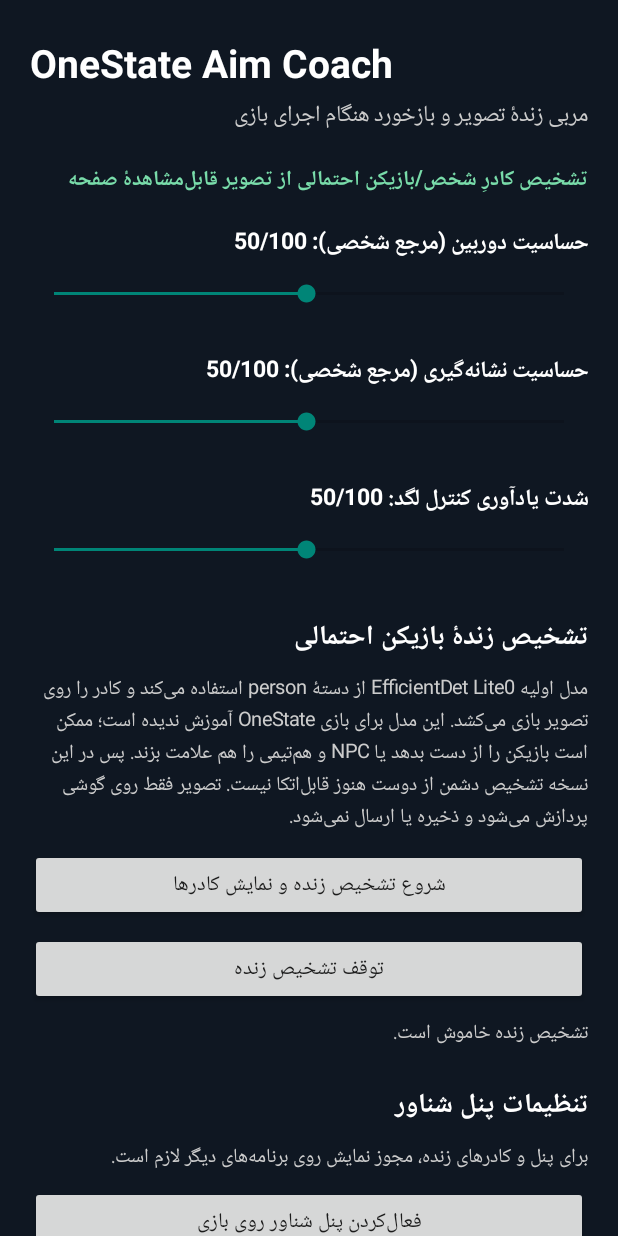
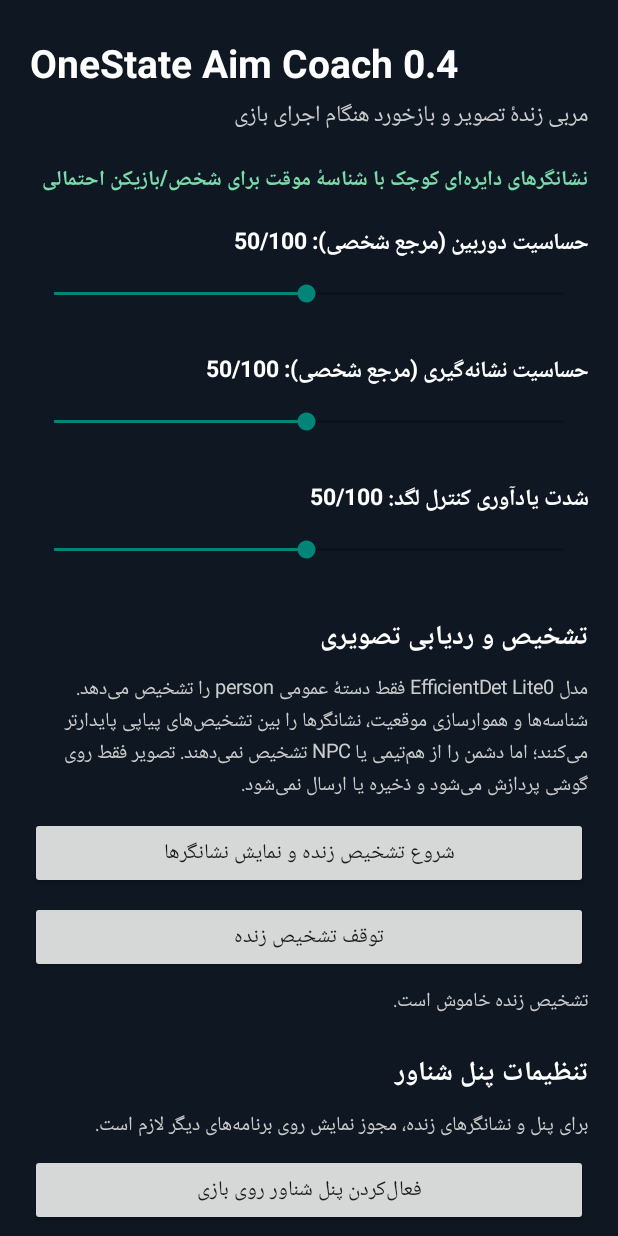
Before and after one commit to Iman-Rashidi/onestate-aim-coach, an Android app: the screen it shows after launch (MainActivity), on a phone screen of 412 x 824 dp. Run offline under Robolectric (Android 15) with nearby library versions, the phone set to English and light mode, and no system bars.

Commit message:
Update app description for compact tracked candidate markers

```diff
--- a/app/src/main/java/com/iman/onestateaimcoach/MainActivity.java
+++ b/app/src/main/java/com/iman/onestateaimcoach/MainActivity.java
@@ -38,22 +38,22 @@ public class MainActivity extends Activity {
         root.setBackgroundColor(Color.rgb(15, 23, 34));
         scroll.addView(root);
 
-        root.addView(text("OneState Aim Coach", 26, Color.WHITE, true));
+        root.addView(text("OneState Aim Coach 0.4", 26, Color.WHITE, true));
         addTop(root, text("مربی زندهٔ تصویر و بازخورد هنگام اجرای بازی", 15, Color.LTGRAY, false), 5);
-        addTop(root, text("تشخیص کادرِ شخص/بازیکن احتمالی از تصویر قابل‌مشاهدهٔ صفحه", 14, Color.rgb(121, 220, 170), true), 18);
+        addTop(root, text("نشانگرهای دایره‌ای کوچک با شناسهٔ موقت برای شخص/بازیکن احتمالی", 14, Color.rgb(121, 220, 170), true), 18);
 
         addSlider(root, "حساسیت دوربین (مرجع شخصی)", "camera_sensitivity", 50);
         addSlider(root, "حساسیت نشانه‌گیری (مرجع شخصی)", "aim_sensitivity", 50);
         addSlider(root, "شدت یادآوری کنترل لگد", "recoil_reminder", 50);
 
-        addTop(root, text("تشخیص زندهٔ بازیکن احتمالی", 18, Color.WHITE, true), 22);
+        addTop(root, text("تشخیص و ردیابی تصویری", 18, Color.WHITE, true), 22);
         addTop(root, text(
-                "مدل اولیه EfficientDet Lite0 از دستهٔ person استفاده می‌کند و کادر را روی تصویر بازی می‌کشد. " +
-                "این مدل برای بازی OneState آموزش ندیده است؛ ممکن است بازیکن را از دست بدهد یا NPC و هم‌تیمی را هم علامت بزند. " +
-                "پس در این نسخه تشخیص دشمن از دوست هنوز قابل‌اتکا نیست. تصویر فقط روی گوشی پردازش می‌شود و ذخیره یا ارسال نمی‌شود.",
+                "مدل EfficientDet Lite0 فقط دستهٔ عمومی person را تشخیص می‌دهد. شناسه‌ها و هموارسازی موقعیت، " +
+                "نشانگرها را بین تشخیص‌های پیاپی پایدارتر می‌کنند؛ اما دشمن را از هم‌تیمی یا NPC تشخیص نمی‌دهند. " +
+                "تصویر فقط روی گوشی پردازش می‌شود و ذخیره یا ارسال نمی‌شود.",
                 13, Color.LTGRAY, false), 8);
 
-        Button startAnalysis = button("شروع تشخیص زنده و نمایش کادرها");
+        Button startAnalysis = button("شروع تشخیص زنده و نمایش نشانگرها");
         addTop(root, startAnalysis, 10);
         startAnalysis.setOnClickListener(v -> requestLiveAnalysis());
 
@@ -72,13 +72,13 @@ public class MainActivity extends Activity {
         addTop(root, startOverlay, 8);
         startOverlay.setOnClickListener(v -> enableOverlay());
 
-        Button stopOverlay = button("بستن پنل و کادرهای شناور");
+        Button stopOverlay = button("بستن پنل و نشانگرهای شناور");
         addTop(root, stopOverlay, 8);
         stopOverlay.setOnClickListener(v -> stopService(new Intent(this, OverlayService.class)));
 
         addTop(root, text(
-                "برنامه ورودی بازی را کنترل نمی‌کند، نشانه را جابه‌جا نمی‌کند و شلیک خودکار ندارد. " +
-                "تشخیص فقط از پیکسل‌های قابل‌مشاهدهٔ صفحه است و هیچ اطلاعاتی از پشت دیوار یا حافظهٔ بازی نمی‌خواند.",
+                "این نسخه فقط موقعیت اشیای قابل‌مشاهده را روی تصویر علامت می‌زند. ورودی بازی را کنترل نمی‌کند، " +
+                "نشانه را جابه‌جا نمی‌کند، شلیک خودکار ندارد و اطلاعاتی از پشت دیوار یا حافظهٔ بازی نمی‌خواند.",
                 12, Color.rgb(180, 190, 202), false), 18);
 
         setContentView(scroll);
@@ -162,7 +162,7 @@ public class MainActivity extends Activity {
         if (overlayStatus != null) {
             overlayStatus.setText(Settings.canDrawOverlays(this)
                     ? "مجوز نمایش روی برنامه‌های دیگر فعال است."
-                    : "برای پنل و کادرهای زنده، مجوز نمایش روی برنامه‌های دیگر لازم است.");
+                    : "برای پنل و نشانگرهای زنده، مجوز نمایش روی برنامه‌های دیگر لازم است.");
         }
         if (analysisStatus != null) {
             if (ScreenMotionState.active) {
```
